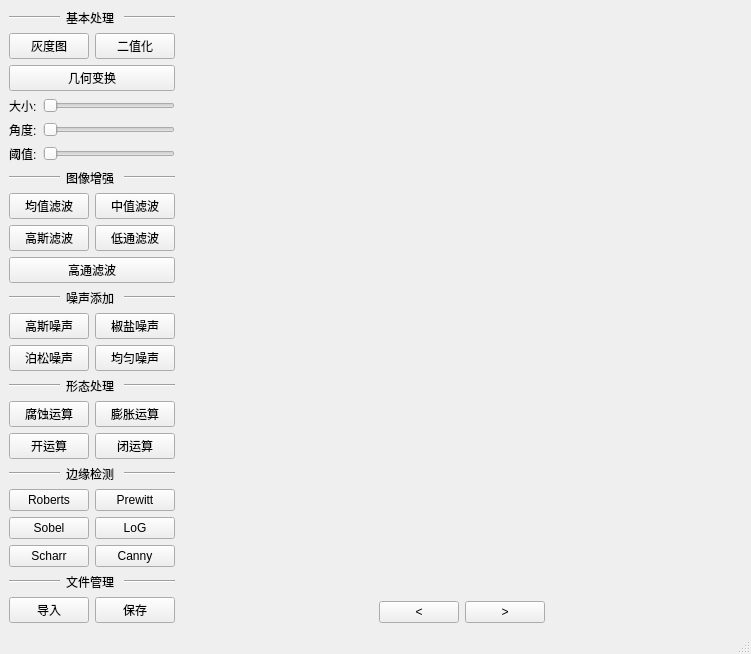
Old version of the form ui/MyImage.ui in the repository Accelerator-poi/MyImage.
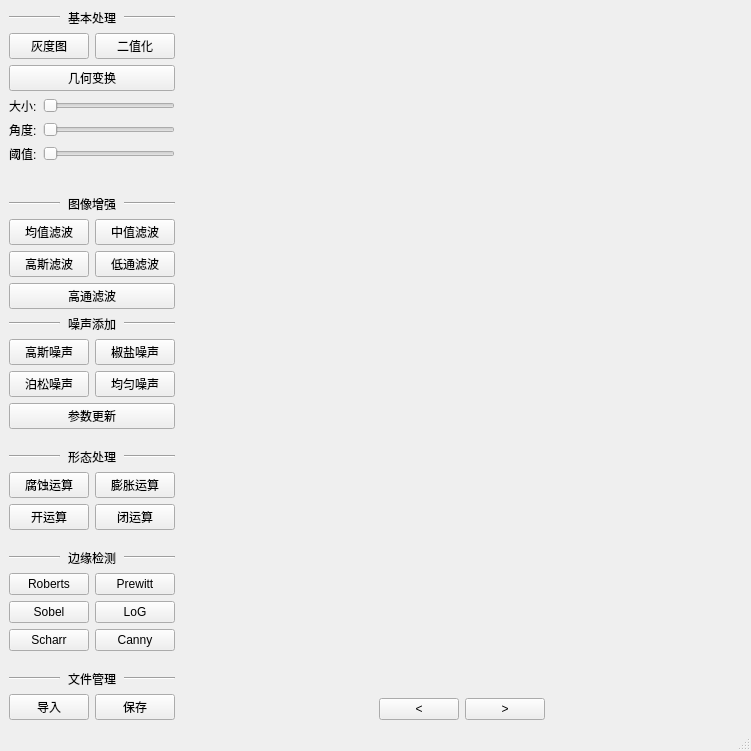
New version of the form.

Commit message: 添加了噪声参数设置窗口，目前正在解决性能问题

What changed in the file:
```diff
--- a/ui/MyImage.ui
+++ b/ui/MyImage.ui
@@ -7,7 +7,7 @@
     <x>0</x>
     <y>0</y>
     <width>751</width>
-    <height>633</height>
+    <height>751</height>
    </rect>
   </property>
   <property name="windowTitle">
@@ -35,6 +35,9 @@
               <property name="text">
                <string>基本处理</string>
               </property>
+              <property name="alignment">
+               <set>Qt::AlignCenter</set>
+              </property>
              </widget>
             </item>
             <item>
@@ -169,6 +172,9 @@
               <property name="text">
                <string>图像增强</string>
               </property>
+              <property name="alignment">
+               <set>Qt::AlignCenter</set>
+              </property>
              </widget>
             </item>
             <item>
@@ -241,6 +247,9 @@
               <property name="text">
                <string>噪声添加</string>
               </property>
+              <property name="alignment">
+               <set>Qt::AlignCenter</set>
+              </property>
              </widget>
             </item>
             <item>
@@ -288,6 +297,13 @@
             </item>
            </layout>
           </item>
+          <item>
+           <widget class="QPushButton" name="NoiseUpdateBtn">
+            <property name="text">
+             <string>参数更新</string>
+            </property>
+           </widget>
+          </item>
          </layout>
         </item>
         <item>
@@ -319,6 +335,9 @@
               <property name="text">
                <string>形态处理</string>
               </property>
+              <property name="alignment">
+               <set>Qt::AlignCenter</set>
+              </property>
              </widget>
             </item>
             <item>
@@ -397,6 +416,9 @@
               <property name="text">
                <string>边缘检测</string>
               </property>
+              <property name="alignment">
+               <set>Qt::AlignCenter</set>
+              </property>
              </widget>
             </item>
             <item>
@@ -493,6 +515,9 @@
               <property name="text">
                <string>文件管理</string>
               </property>
+              <property name="alignment">
+               <set>Qt::AlignCenter</set>
+              </property>
              </widget>
             </item>
             <item>
```
The commit also changes 11 other files.
